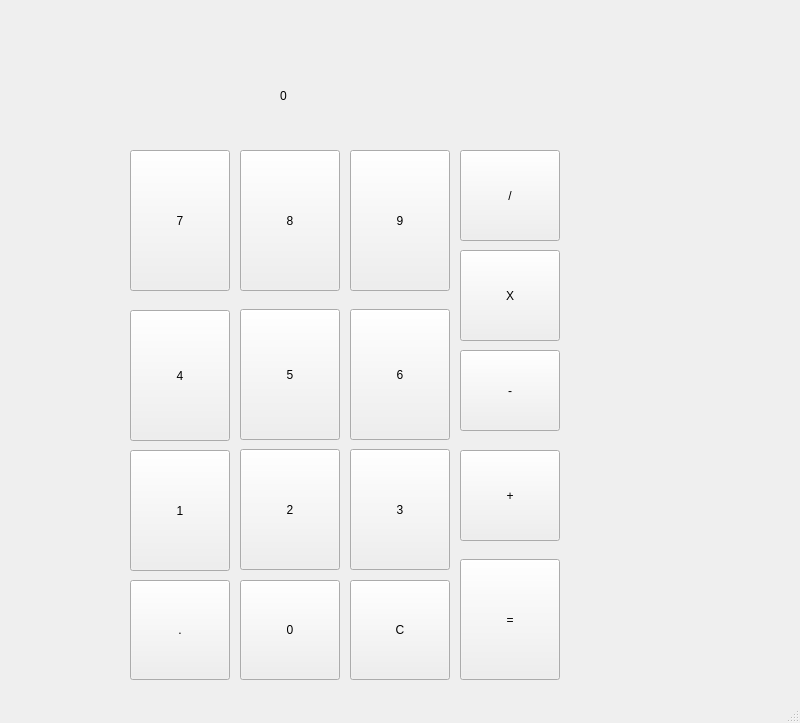
This is calc_window.ui in CattoJoseph/calc_gui_pyqt as Qt 5 draws it before an edit. The edited form follows.
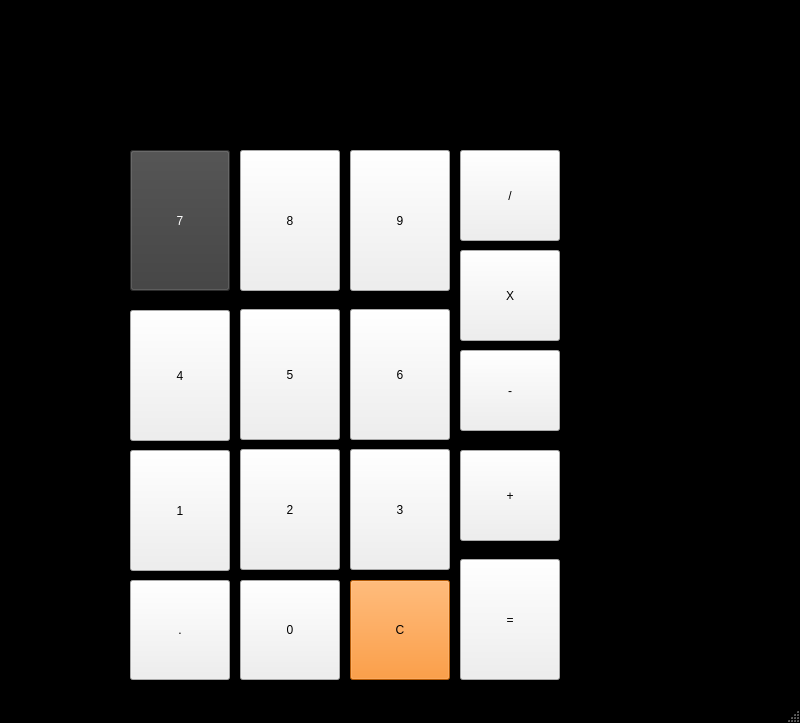
This is the edited form.

Commit message: Added clear operation when an operator is pressed

The edit to the form file:
```diff
--- a/calc_window.ui
+++ b/calc_window.ui
@@ -13,6 +13,11 @@
   <property name="windowTitle">
    <string>MainWindow</string>
   </property>
+  <property name="styleSheet">
+   <string notr="true">QMainWindow#MainWindow{
+background:rgb(0,0,0);
+}</string>
+  </property>
   <widget class="QWidget" name="centralwidget">
    <widget class="QPushButton" name="seven">
     <property name="geometry">
@@ -23,6 +28,17 @@
       <height>141</height>
      </rect>
     </property>
+    <property name="autoFillBackground">
+     <bool>false</bool>
+    </property>
+    <property name="styleSheet">
+     <string notr="true">QPushButton#seven{
+background:rgb(60,60,60);
+}
+QPushButton#seven{
+color:rgb(255,255,255);
+}</string>
+    </property>
     <property name="text">
      <string>7</string>
     </property>
@@ -218,6 +234,15 @@
       <height>100</height>
      </rect>
     </property>
+    <property name="styleSheet">
+     <string notr="true">QPushButton#clear{
+background:rgb(253, 128, 8);
+}
+QPushButton#clear{
+color:rgb(0,0,0);
+}
+</string>
+    </property>
     <property name="text">
      <string>C</string>
     </property>
@@ -238,9 +263,9 @@
    <widget class="QLabel" name="calcScreen">
     <property name="geometry">
      <rect>
-      <x>280</x>
+      <x>130</x>
       <y>60</y>
-      <width>271</width>
+      <width>421</width>
       <height>71</height>
      </rect>
     </property>
@@ -260,8 +285,8 @@
      <rect>
       <x>120</x>
       <y>10</y>
-      <width>151</width>
-      <height>31</height>
+      <width>281</width>
+      <height>41</height>
      </rect>
     </property>
     <property name="text">
```
The commit also changes 1 other file.
